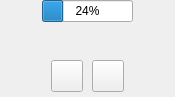
The window that AppsSrc/CommonSrc/Forms/AssetFaceWidget.ui (brettrjones-github/nolimitconnect) describes before a commit, drawn with Qt 5.
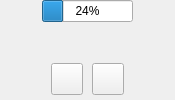
The same window after the commit. Custom widgets are drawn as their Qt base class.

Commit message: Work on personal recorder asset widgets

What changed in the file:
```diff
--- a/AppsSrc/CommonSrc/Forms/AssetFaceWidget.ui
+++ b/AppsSrc/CommonSrc/Forms/AssetFaceWidget.ui
@@ -7,7 +7,7 @@
     <x>0</x>
     <y>0</y>
     <width>175</width>
-    <height>97</height>
+    <height>100</height>
    </rect>
   </property>
   <property name="sizePolicy">
@@ -74,22 +74,22 @@
       <property name="bottomMargin">
        <number>0</number>
       </property>
-      <item>
-       <spacer name="m_LeftSpacer">
-        <property name="orientation">
-         <enum>Qt::Horizontal</enum>
-        </property>
-        <property name="sizeHint" stdset="0">
-         <size>
-          <width>40</width>
-          <height>20</height>
-         </size>
-        </property>
-       </spacer>
-      </item>
       <item>
        <widget class="AvatarBar" name="m_LeftAvatarBar" native="true"/>
       </item>
+      <item>
+       <spacer name="m_LeftSpacer">
+        <property name="orientation">
+         <enum>Qt::Horizontal</enum>
+        </property>
+        <property name="sizeHint" stdset="0">
+         <size>
+          <width>40</width>
+          <height>20</height>
+         </size>
+        </property>
+       </spacer>
+      </item>
       <item>
        <layout class="QVBoxLayout" name="verticalLayout">
         <property name="spacing">
```
Left out of the diff: 6 changed lines with no effect on the pictures. The commit also changes 12 other files.
